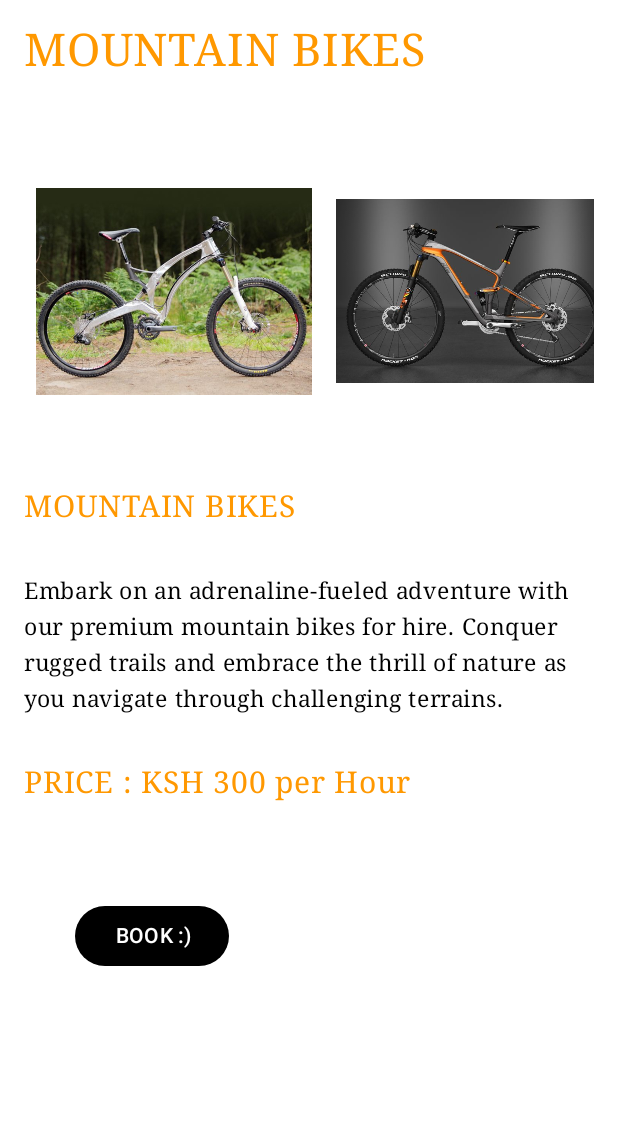
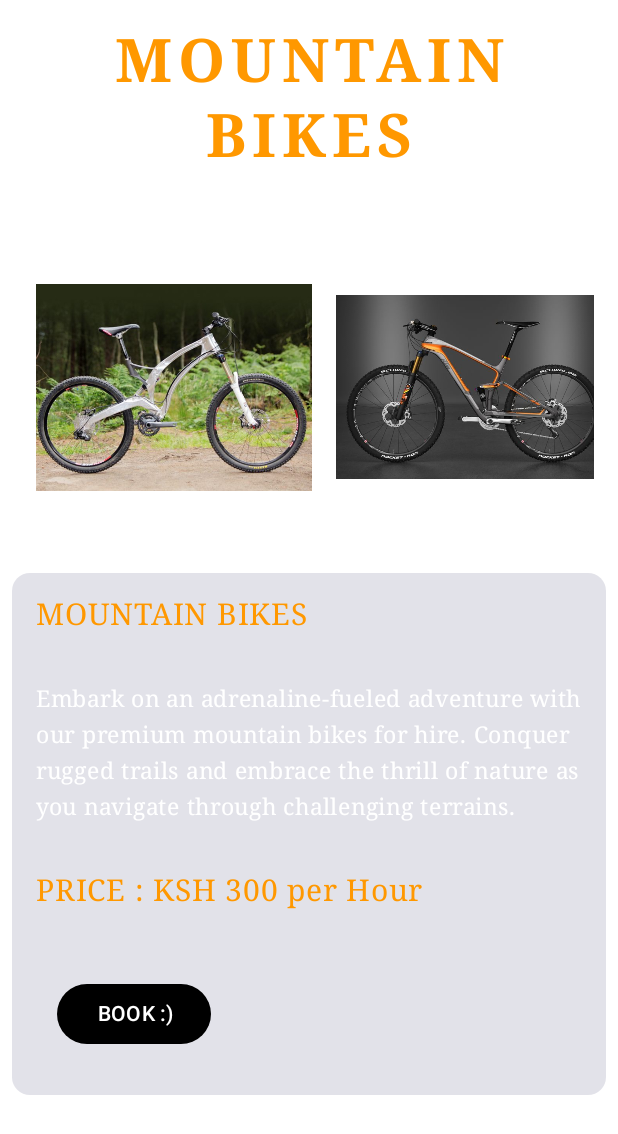
Before and after one commit to alexmainer/kinatwaBus, an Android app built with Jetpack Compose: the MountainBikesScreen screen opened through its navigation route, on a phone screen of 412 x 824 dp. Shown: the top 1134 px of the screen. Run offline under Robolectric (Android 15) with nearby library versions, the phone set to English and light mode, and no system bars.

Commit message:
jan 24TH commit

```diff
--- a/app/src/main/java/com/mit/avispabikehireapplication/ui/theme/screen/mountainbikes/MountainbikeScreen.kt
+++ b/app/src/main/java/com/mit/avispabikehireapplication/ui/theme/screen/mountainbikes/MountainbikeScreen.kt
@@ -21,6 +21,7 @@ import androidx.compose.foundation.shape.CircleShape
 import androidx.compose.foundation.verticalScroll
 import androidx.compose.material3.Button
 import androidx.compose.material3.ButtonDefaults
+import androidx.compose.material3.Card
 import androidx.compose.material3.Surface
 import androidx.compose.material3.Text
 import androidx.compose.runtime.Composable
@@ -32,8 +33,10 @@ import androidx.compose.ui.layout.ContentScale
 import androidx.compose.ui.res.painterResource
 import androidx.compose.ui.text.font.FontFamily
 import androidx.compose.ui.text.font.FontWeight
+import androidx.compose.ui.text.style.TextAlign
 import androidx.compose.ui.tooling.preview.Preview
 import androidx.compose.ui.unit.dp
+import androidx.compose.ui.unit.em
 import androidx.compose.ui.unit.sp
 import androidx.navigation.NavHostController
 import androidx.navigation.compose.rememberNavController
@@ -51,13 +54,26 @@ fun MountainBikesScreen(controller: NavHostController) {
             .verticalScroll(rememberScrollState()),
         )
     {
+//        Text(
+//            text = "MOUNTAIN BIKES",
+//
+//            color = Color(0xFFFF9800),
+//            modifier = Modifier.padding(16.dp),
+//            fontFamily = FontFamily.Serif,
+//            fontSize = 30.sp
+//        )
         Text(
             text = "MOUNTAIN BIKES",
-
+            modifier = Modifier
+                .fillMaxWidth()
+                .padding(16.dp),
             color = Color(0xFFFF9800),
-            modifier = Modifier.padding(16.dp),
+            textAlign = TextAlign.Center,
             fontFamily = FontFamily.Serif,
-            fontSize = 30.sp
+            fontWeight = FontWeight.ExtraBold,
+            fontSize = 40.sp,
+            letterSpacing = 0.1.em,
+            lineHeight = 50.sp
         )
 
         Spacer(modifier = Modifier.height(10.dp))
@@ -69,6 +85,15 @@ fun MountainBikesScreen(controller: NavHostController) {
 
             )
         )
+
+        Card(
+            modifier = Modifier
+                .fillMaxWidth()
+                .padding(8.dp)
+                .background(Color.White) // Background color of the card
+                .clickable { /* Handle card click if needed */ }
+        ) {
+
 
             Text(
                 text = "MOUNTAIN BIKES ",
@@ -82,7 +107,7 @@ fun MountainBikesScreen(controller: NavHostController) {
                 text = "Embark on an adrenaline-fueled adventure with our premium mountain bikes for hire. Conquer rugged trails and embrace the thrill of nature as you navigate" +
                         " through challenging terrains.",
                 modifier = Modifier.padding(16.dp),
-            color = Color(0xFF000000),
+                color = Color(0xFFFFFFFF),
                 fontFamily = FontFamily.Serif,
                 fontSize = 15.sp
             )
@@ -95,12 +120,13 @@ fun MountainBikesScreen(controller: NavHostController) {
                 fontSize = 20.sp
             )
 
+
             Button(
                 onClick = {
                     controller.navigate(ROUTE_BOOKING)
 
                 },
-            modifier = Modifier.padding(50.dp),
+                modifier = Modifier.padding(30.dp),
                 colors = ButtonDefaults.buttonColors(Color.Black),
             )
             {
@@ -110,6 +136,7 @@ fun MountainBikesScreen(controller: NavHostController) {
                 )
 
 
+            }
         }
 
     }
```
Also changed, not shown: app/src/main/java/com/mit/avispabikehireapplication/ui/theme/screen/citybikes/CityBikesScreen.kt (+34 -4 lines), app/src/main/java/com/mit/avispabikehireapplication/ui/theme/screen/kidbikes/KidBikesScreen.kt (+38 -10 lines). Lines whose indentation alone changed are shown as unchanged.
